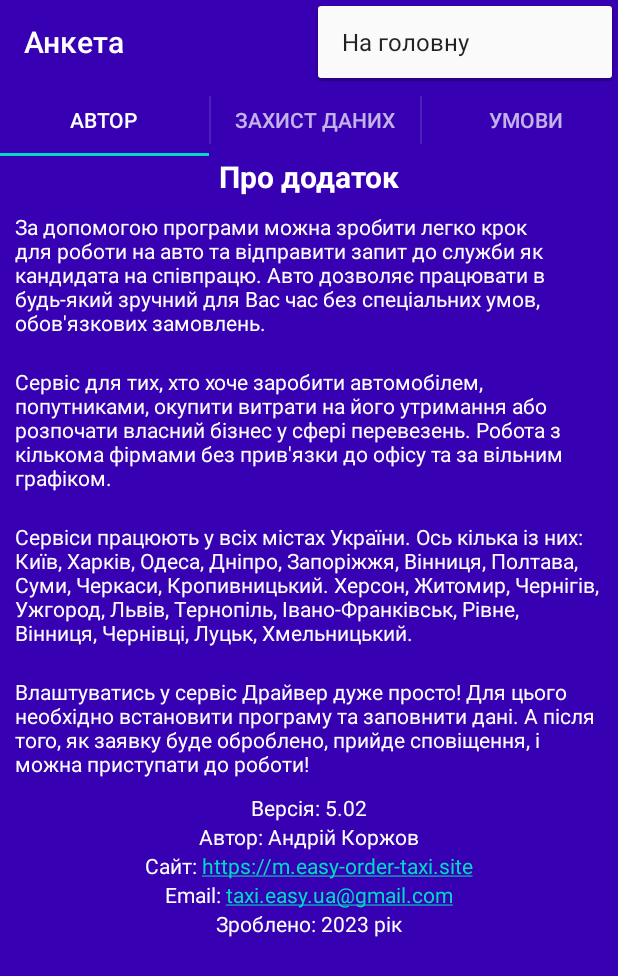
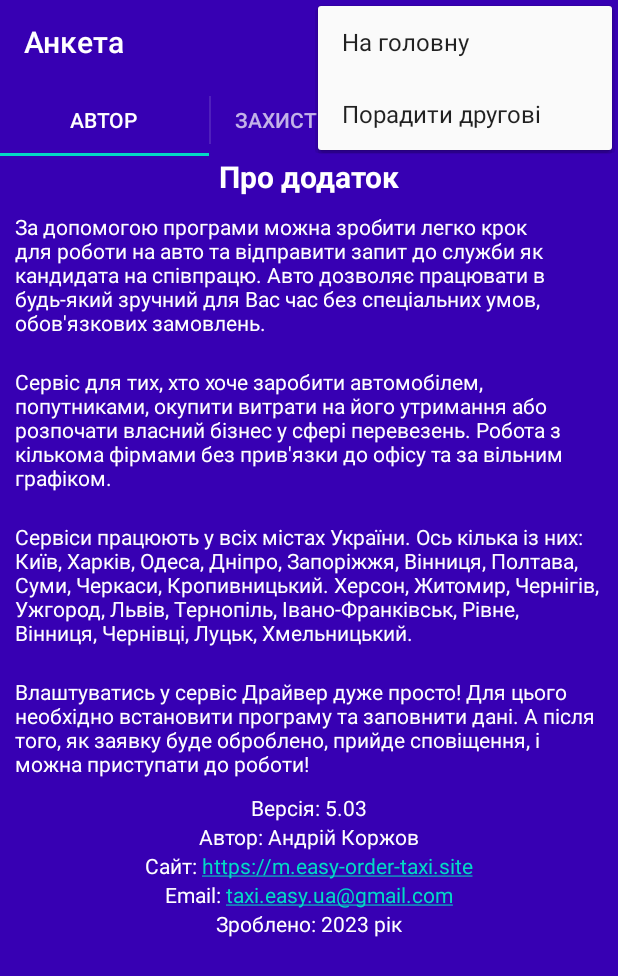
Before and after one commit to Sferaved/MainTaxiJobApp, an Android app: the AboutActivity screen opened directly, with no data from a screen before it, with the options menu open, on a phone screen of 412 x 824 dp. Shown: the top 976 px of the screen. Run offline under Robolectric (Android 15) with nearby library versions, the phone set to English and light mode, and no system bars.

Commit message:
5.03 add email to friend

```diff
--- a/app/src/main/res/layout/about_author_fragment.xml
+++ b/app/src/main/res/layout/about_author_fragment.xml
@@ -58,7 +58,7 @@
         android:layout_height="wrap_content"
         android:textColor="@color/text"
         android:layout_gravity="center"
-        android:text="Версія: 5.02" />
+        android:text="Версія: 5.03" />
 
     <TextView
         android:layout_width="wrap_content"
--- a/app/src/main/res/menu/about_menu_items.xml
+++ b/app/src/main/res/menu/about_menu_items.xml
@@ -9,4 +9,10 @@
         android:title="@string/main"
         app:showAsAction="never"
         />
+    <item
+        android:id="@+id/friend"
+        android:orderInCategory="1"
+        android:title="@string/friend"
+        app:showAsAction="never"
+        />
 </menu>
--- a/app/src/main/res/values/strings.xml
+++ b/app/src/main/res/values/strings.xml
@@ -1,6 +1,7 @@
 <resources>
     <string name="app_name">Анкета</string>
     <string name="main">На головну</string>
+    <string name="friend">Порадити другові</string>
     <string name="about">Про додаток</string>
     <string name="author">Автор</string>
     <string name="confidantional">Захист даних</string>
```
Also changed, not shown: app/src/main/java/com/taxieasyua/job/about/AboutActivity.java (+24 -2 lines).
